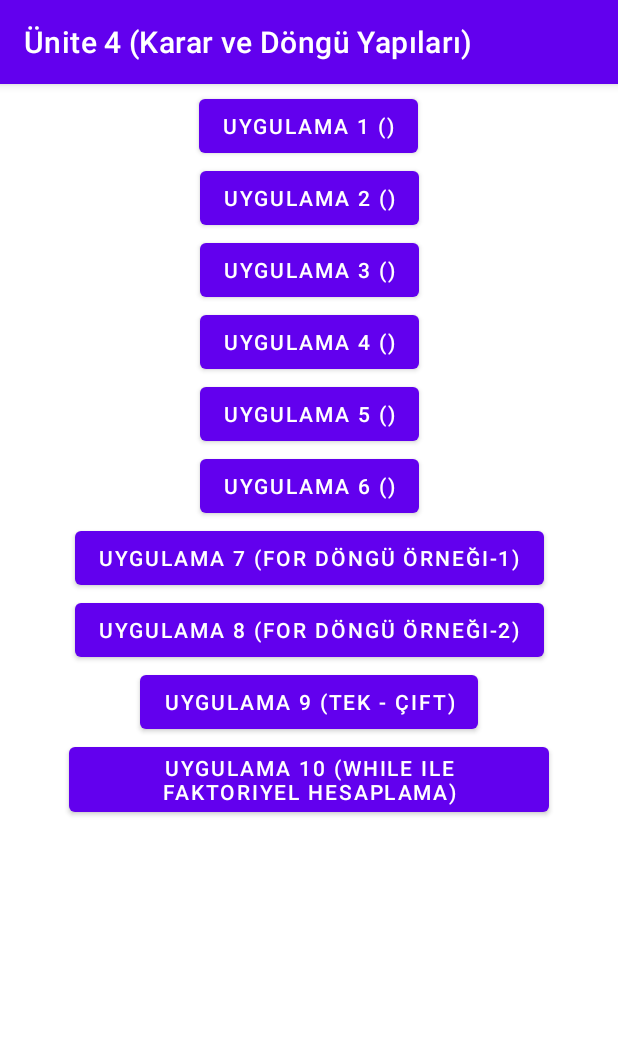
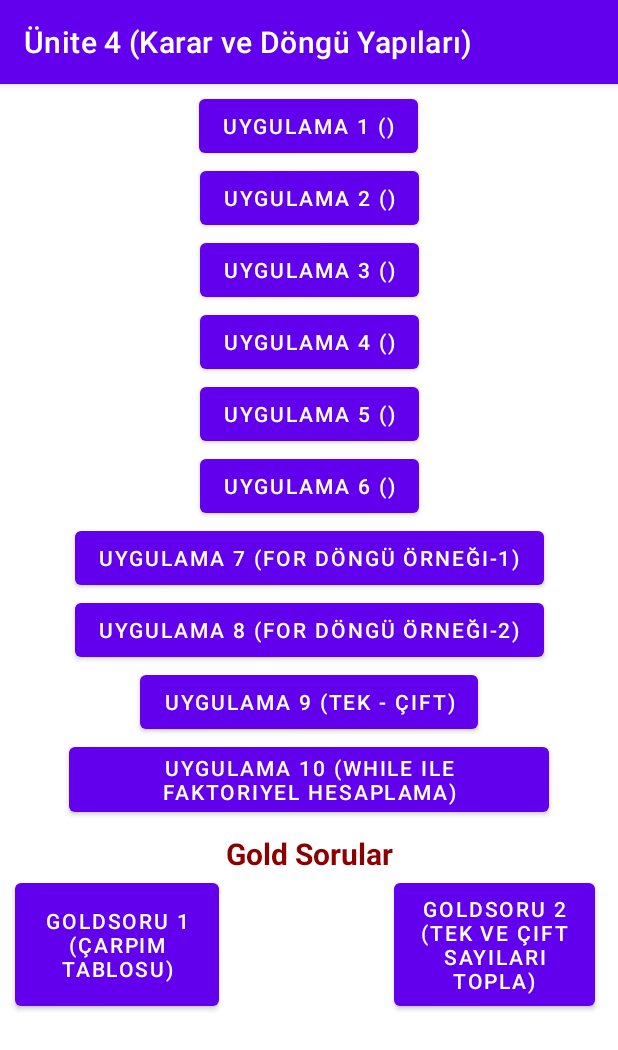
Before and after one commit to serkanaydin84/MobilOrnekler, an Android app: the Unite4 screen opened directly, with no data from a screen before it, on a phone screen of 412 x 824 dp. Shown: the top 1050 px of the screen. Run offline under Robolectric (Android 15) with nearby library versions, the phone set to English and light mode, and no system bars.

Commit message:
no message

```diff
--- a/app/src/main/AndroidManifest.xml
+++ b/app/src/main/AndroidManifest.xml
@@ -30,6 +30,9 @@
         <activity android:name=".U4_Uyg7" android:label="@string/u4_uyg7"></activity>
         <activity android:name=".U4_Uyg8" android:label="@string/u4_uyg8"></activity>
         <activity android:name=".U4_Uyg9" android:label="@string/u4_uyg9"></activity>
+
+        <activity android:name=".U4_GoldSoru1" android:label="@string/u4_goldsoru1"></activity>
+        <activity android:name=".U4_GoldSoru2" android:label="@string/u4_goldsoru2"></activity>
     </application>
 
 </manifest>
--- a/app/src/main/res/layout/unite4.xml
+++ b/app/src/main/res/layout/unite4.xml
@@ -110,4 +110,52 @@
         app:layout_constraintStart_toStartOf="parent"
         app:layout_constraintTop_toTopOf="parent" />
 
+    <Button
+        android:id="@+id/btnU4GoldSoru1"
+        android:layout_width="136dp"
+        android:layout_height="94dp"
+        android:layout_marginLeft="10dp"
+        android:onClick="btnU4GoldSoru1"
+        android:text="@string/u4_goldsoru1"
+        android:visibility="visible"
+        app:layout_constraintEnd_toEndOf="parent"
+        app:layout_constraintHorizontal_bias="0.0"
+        app:layout_constraintStart_toStartOf="parent"
+        app:layout_constraintTop_toBottomOf="@+id/textView" />
+
+    <Button
+        android:id="@+id/btnU4GoldSoru2"
+        android:layout_width="134dp"
+        android:layout_height="94dp"
+        android:layout_marginLeft="10dp"
+        android:onClick="btnU4GoldSoru2"
+        android:text="@string/u4_goldsoru2"
+        android:visibility="visible"
+        app:layout_constraintEnd_toEndOf="parent"
+        app:layout_constraintHorizontal_bias="0.942"
+        app:layout_constraintStart_toStartOf="parent"
+        app:layout_constraintTop_toBottomOf="@+id/textView" />
+
+    <androidx.constraintlayout.widget.Barrier
+        android:layout_width="wrap_content"
+        android:layout_height="wrap_content"
+        app:barrierDirection="top"
+        tools:layout_editor_absoluteX="199dp"
+        tools:layout_editor_absoluteY="492dp" />
+
+    <TextView
+        android:id="@+id/textView"
+        android:layout_width="0dp"
+        android:layout_height="wrap_content"
+        android:layout_marginTop="8dp"
+        android:autoText="false"
+        android:text="Gold Sorular"
+        android:textAlignment="center"
+        android:textColor="@color/red"
+        android:textSize="20sp"
+        android:textStyle="bold"
+        app:layout_constraintEnd_toEndOf="parent"
+        app:layout_constraintStart_toStartOf="parent"
+        app:layout_constraintTop_toBottomOf="@+id/btnU4Uyg10" />
+
 </androidx.constraintlayout.widget.ConstraintLayout>
--- a/app/src/main/res/values/colors.xml
+++ b/app/src/main/res/values/colors.xml
@@ -7,4 +7,5 @@
     <color name="teal_700">#FF018786</color>
     <color name="black">#FF000000</color>
     <color name="white">#FFFFFFFF</color>
+    <color name="red">#FF8B0000</color>
 </resources>
--- a/app/src/main/res/values/strings.xml
+++ b/app/src/main/res/values/strings.xml
@@ -19,4 +19,6 @@
     <string name="u4_uyg8">Uygulama 8 (For Döngü Örneği-2)</string>
     <string name="u4_uyg9">Uygulama 9 (Tek - Çift)</string>
     <string name="u4_uyg10">Uygulama 10 (While ile Faktoriyel Hesaplama)</string>
+    <string name="u4_goldsoru1">GoldSoru 1 (Çarpım Tablosu)</string>
+    <string name="u4_goldsoru2">GoldSoru 2 (Tek ve Çift Sayıları Topla)</string>
 </resources>
```
Also changed, not shown: app/src/main/java/com/example/mobiluygulamalardersornekleri/U4_GoldSoru1.java (added, +30 -0 lines), app/src/main/java/com/example/mobiluygulamalardersornekleri/U4_GoldSoru2.java (added, +40 -0 lines), app/src/main/java/com/example/mobiluygulamalardersornekleri/Unite4.java (+11 -1 lines), app/src/main/res/layout/u2_goldsoru1.xml (added, +48 -0 lines), app/src/main/res/layout/u2_goldsoru2.xml (added, +66 -0 lines).
